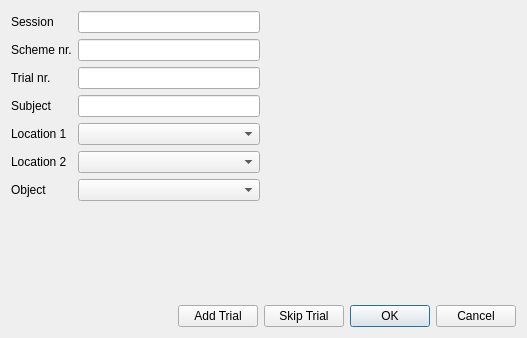
NeuroNetMem/score, file scorer_gui/trial_dialog_ui.ui: the form before one commit.
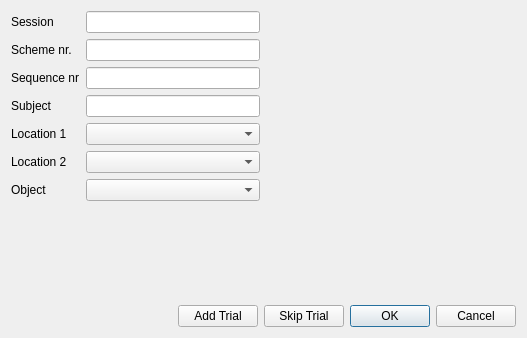
The form after the commit.

Commit message: fixed the way trials were initiated/completed

Diff of the .ui file:
```diff
--- a/scorer_gui/trial_dialog_ui.ui
+++ b/scorer_gui/trial_dialog_ui.ui
@@ -41,7 +41,7 @@
        <item row="2" column="0">
         <widget class="QLabel" name="label_2">
          <property name="text">
-          <string>Trial nr.</string>
+          <string>Sequence nr</string>
          </property>
         </widget>
        </item>
```
The commit also changes 6 other files.
